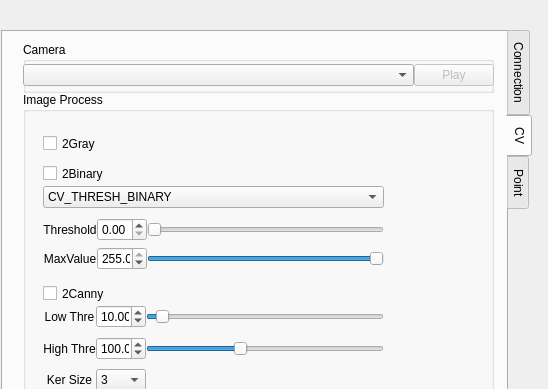
The window that ui/mainWindow.ui (DoiryCool/Qt5-Ros-NICar) describes before a commit, drawn with Qt 5; both pictures show x 619 to 1167 and y 0 to 389 of the 1167 by 716 pixel window.
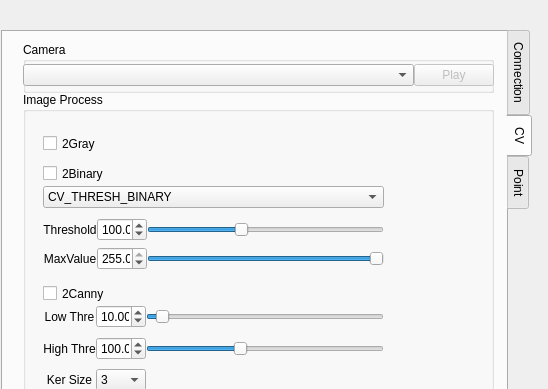
The same window after the commit. The open tabs and pages were chosen to show the change.

What changed in the file:
```diff
--- a/ui/mainWindow.ui
+++ b/ui/mainWindow.ui
@@ -670,6 +670,9 @@
             <property name="maximum">
              <number>255</number>
             </property>
+            <property name="value">
+             <number>100</number>
+            </property>
             <property name="orientation">
              <enum>Qt::Horizontal</enum>
             </property>
@@ -699,7 +702,7 @@
              <double>255.000000000000000</double>
             </property>
             <property name="value">
-             <double>0.000000000000000</double>
+             <double>100.000000000000000</double>
             </property>
            </widget>
           </item>
```
Left out of the diff: 2 changed lines with no effect on the pictures.
